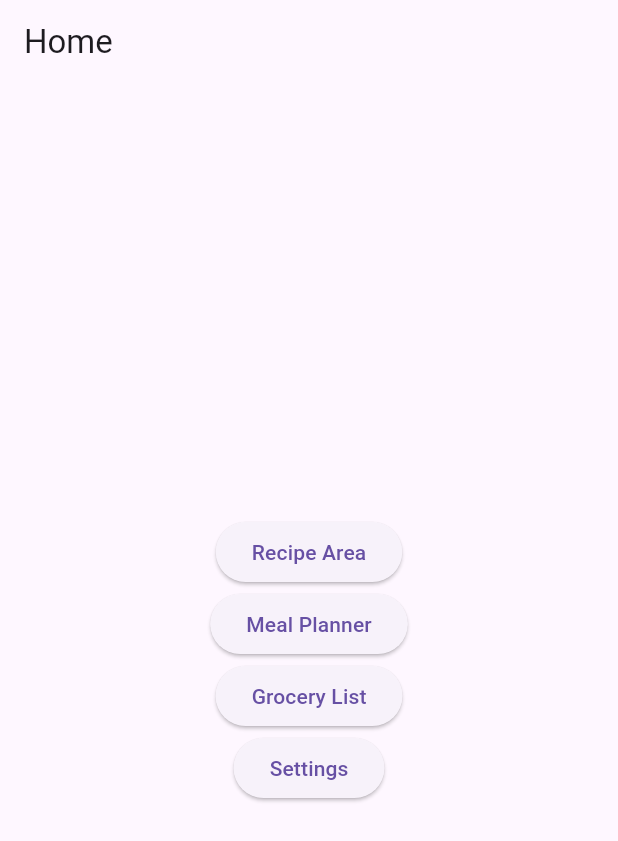
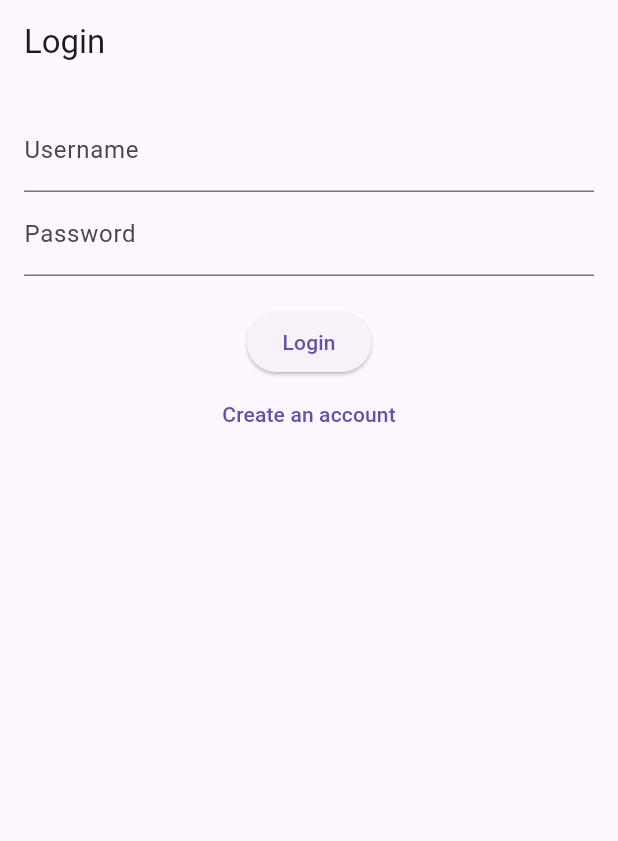
Before and after one commit to Kmorale12/Recipes_and_Meal_Times, a Flutter app: the screen it shows after launch, on a phone screen of 412 x 824 dp. Shown: the top 841 px of the screen. Run offline on Flutter 3.47's test engine with Material 3 defaults, Android fonts, the phone set to English and light mode, and no system bars; our stand-ins replace sqflite; accounts and stored records are empty.

Commit message:
login/settings

```diff
--- a/mealtime_recipes/lib/database_helper.dart
+++ b/mealtime_recipes/lib/database_helper.dart
@@ -18,12 +18,21 @@ class DatabaseHelper {
     String path = join(await getDatabasesPath(), 'app_database.db');
     return await openDatabase(
       path,
-      version: 1,
+      version: 1, // Incremented version number
       onCreate: _onCreate,
     );
   }
 
   Future<void> _onCreate(Database db, int version) async {
+    await db.execute('''
+      CREATE TABLE users (
+        id INTEGER PRIMARY KEY,
+        username TEXT UNIQUE,
+        name TEXT,
+        password TEXT
+      )
+    ''');
+
     await db.execute('''
       CREATE TABLE recipes (
         id INTEGER PRIMARY KEY,
@@ -37,11 +46,50 @@ class DatabaseHelper {
     ''');
   }
 
+  // User registration
+  Future<void> registerUser(String username, String name, String password) async {
+    final db = await database;
+    await db.insert('users', {'username': username, 'name': name, 'password': password});
+  }
+
+  // User login
+  Future<Map<String, dynamic>?> loginUser(String username, String password) async {
+    final db = await database;
+    try {
+      print('Attempting to log in user: $username');
+      final result = await db.query(
+        'users',
+        where: 'username = ? AND password = ?',
+        whereArgs: [username, password],
+      );
+      print('Query result: $result');
+      if (result.isNotEmpty) {
+        return result.first;
+      }
+    } catch (e) {
+      print('Error during login: $e');
+    }
+    return null;
+  }
+
+  // Update user password
+  Future<void> updateUserPassword(int id, String newPassword) async {
+    final db = await database;
+    await db.update(
+      'users',
+      {'password': newPassword},
+      where: 'id = ?',
+      whereArgs: [id],
+    );
+  }
+
+  // Insert a single recipe into the database
   Future<void> insertRecipe(Map<String, dynamic> recipe) async {
     final db = await database;
     await db.insert('recipes', recipe, conflictAlgorithm: ConflictAlgorithm.replace);
   }
 
+  // Insert sample recipes into the database
   Future<void> insertSampleRecipes() async {
     final db = await database;
 
@@ -133,6 +181,7 @@ class DatabaseHelper {
     }
   }
 
+  // Fetch all recipes or search by query
   Future<List<Map<String, dynamic>>> fetchRecipes([String query = '']) async {
     final db = await database;
     if (query.isNotEmpty) {
@@ -145,11 +194,13 @@ class DatabaseHelper {
     return await db.query('recipes');
   }
 
+  // Fetch favorite recipes
   Future<List<Map<String, dynamic>>> fetchFavoriteRecipes() async {
     final db = await database;
     return await db.query('recipes', where: 'isFavorite = ?', whereArgs: [1]);
   }
 
+  // Fetch ingredients by recipe title
   Future<List<String>> fetchIngredientsByTitle(String title) async {
     final db = await database;
     final result = await db.query(
@@ -166,6 +217,7 @@ class DatabaseHelper {
     return [];
   }
 
+  // Update favorite status of a recipe
   Future<void> updateFavoriteStatus(int id, int isFavorite) async {
     final db = await database;
     await db.update(
@@ -176,6 +228,7 @@ class DatabaseHelper {
     );
   }
 
+  // Toggle favorite status of a recipe
   Future<void> toggleFavorite(int id, int isFavorite) async {
     await updateFavoriteStatus(id, isFavorite);
   }
--- a/mealtime_recipes/lib/grocery_list.dart
+++ b/mealtime_recipes/lib/grocery_list.dart
@@ -164,7 +164,10 @@ class _GroceryListState extends State<GroceryList> {
               itemCount: _filteredGroceryItems.length,
               itemBuilder: (context, index) {
                 final item = _filteredGroceryItems[index];
-                return ListTile(
+                return Container(
+                  constraints: BoxConstraints.tightFor(
+                      width: MediaQuery.of(context).size.width),
+                  child: ListTile(
                     leading: Checkbox(
                       value: item.isChecked,
                       onChanged: (bool? value) {
@@ -184,6 +187,7 @@ class _GroceryListState extends State<GroceryList> {
                         _deleteItem(index);
                       },
                     ),
+                  ),
                 );
               },
             ),
--- /dev/null
+++ b/mealtime_recipes/lib/login_screen.dart
@@ -0,0 +1,93 @@
+import 'package:flutter/material.dart';
+import 'database_helper.dart';
+import 'home_screen.dart';
+
+class LoginScreen extends StatefulWidget {
+  @override
+  _LoginScreenState createState() => _LoginScreenState();
+}
+
+class _LoginScreenState extends State<LoginScreen> {
+  final TextEditingController _usernameController = TextEditingController();
+  final TextEditingController _nameController = TextEditingController();
+  final TextEditingController _passwordController = TextEditingController();
+  bool _isLogin = true;
+
+  void _toggleFormMode() {
+    setState(() {
+      _isLogin = !_isLogin;
+    });
+  }
+
+  void _submit() async {
+    final username = _usernameController.text;
+    final name = _nameController.text;
+    final password = _passwordController.text;
+
+    if (_isLogin) {
+      final user = await DatabaseHelper().loginUser(username, password);
+      if (user != null) {
+        Navigator.pushReplacement(
+          context,
+          MaterialPageRoute(builder: (context) => HomeScreen(userId: user['id'])),
+        );
+      } else {
+        ScaffoldMessenger.of(context).showSnackBar(
+          SnackBar(content: Text('Invalid username or password')),
+        );
+      }
+    } else {
+      try {
+        await DatabaseHelper().registerUser(username, name, password);
+        final user = await DatabaseHelper().loginUser(username, password);
+        Navigator.pushReplacement(
+          context,
+          MaterialPageRoute(builder: (context) => HomeScreen(userId: user!['id'])),
+        );
+      } catch (e) {
+        ScaffoldMessenger.of(context).showSnackBar(
+          SnackBar(content: Text('Username already exists')),
+        );
+      }
+    }
+  }
+
+  @override
+  Widget build(BuildContext context) {
+    return Scaffold(
+      appBar: AppBar(
+        title: Text(_isLogin ? 'Login' : 'Register'),
+      ),
+      body: Padding(
+        padding: const EdgeInsets.all(16.0),
+        child: Column(
+          children: [
+            TextField(
+              controller: _usernameController,
+              decoration: InputDecoration(labelText: 'Username'),
+            ),
+            if (!_isLogin)
+              TextField(
+                controller: _nameController,
+                decoration: InputDecoration(labelText: 'Name'),
+              ),
+            TextField(
+              controller: _passwordController,
+              decoration: InputDecoration(labelText: 'Password'),
+              obscureText: true,
+            ),
+            SizedBox(height: 20),
+            ElevatedButton(
+              onPressed: _submit,
+              child: Text(_isLogin ? 'Login' : 'Register'),
+            ),
+            TextButton(
+              onPressed: _toggleFormMode,
+              child: Text(_isLogin ? 'Create an account' : 'Have an account? Login'),
+            ),
+          ],
+        ),
+      ),
+    );
+  }
+}
--- a/mealtime_recipes/lib/main.dart
+++ b/mealtime_recipes/lib/main.dart
@@ -1,10 +1,12 @@
 import 'package:flutter/material.dart';
 import 'home_screen.dart';
+import 'login_screen.dart'; // Import LoginScreen
 import 'database_helper.dart'; // Import DatabaseHelper
 
 void main() async {
   WidgetsFlutterBinding.ensureInitialized();
   final dbHelper = DatabaseHelper();
+  await dbHelper.database; // Ensure the database is initialized
   await dbHelper.insertSampleRecipes();
   runApp(MyApp());
 }
@@ -17,7 +19,7 @@ class MyApp extends StatelessWidget {
       theme: ThemeData(
         primarySwatch: Colors.blue,
       ),
-      home: HomeScreen(),
+      home: LoginScreen(), // Start with LoginScreen
     );
   }
 }
```
Also changed, not shown: mealtime_recipes/lib/home_screen.dart (+6 -2 lines), mealtime_recipes/lib/settings_screen.dart (+43 -15 lines). Lines whose indentation alone changed are shown as unchanged.
